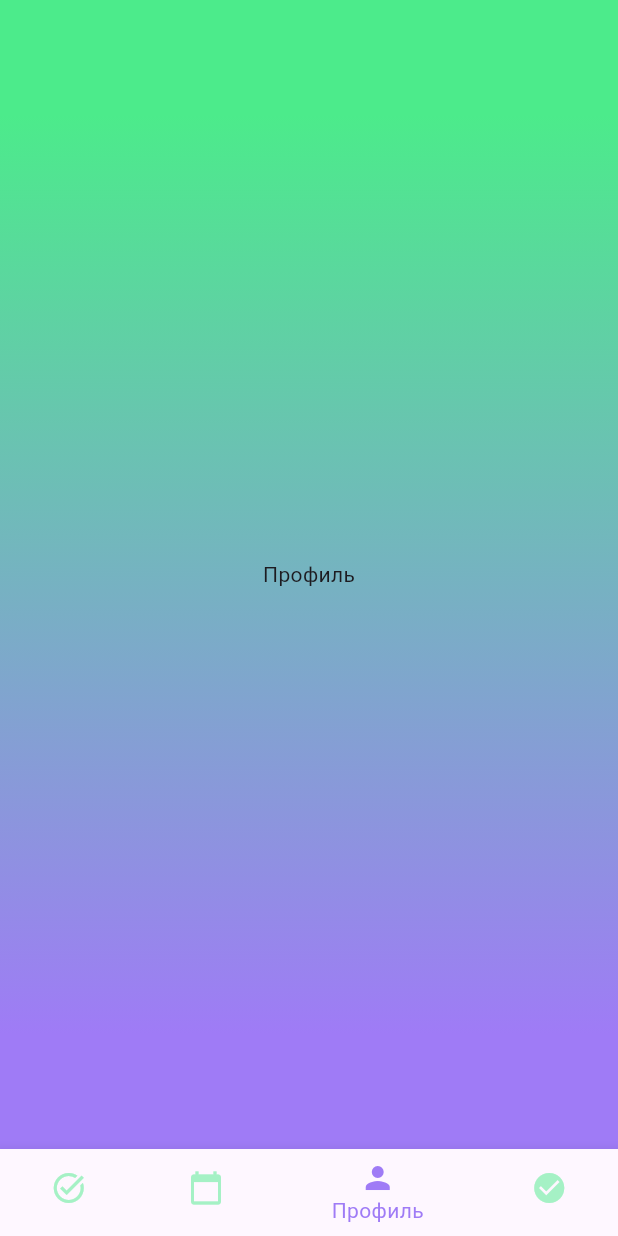
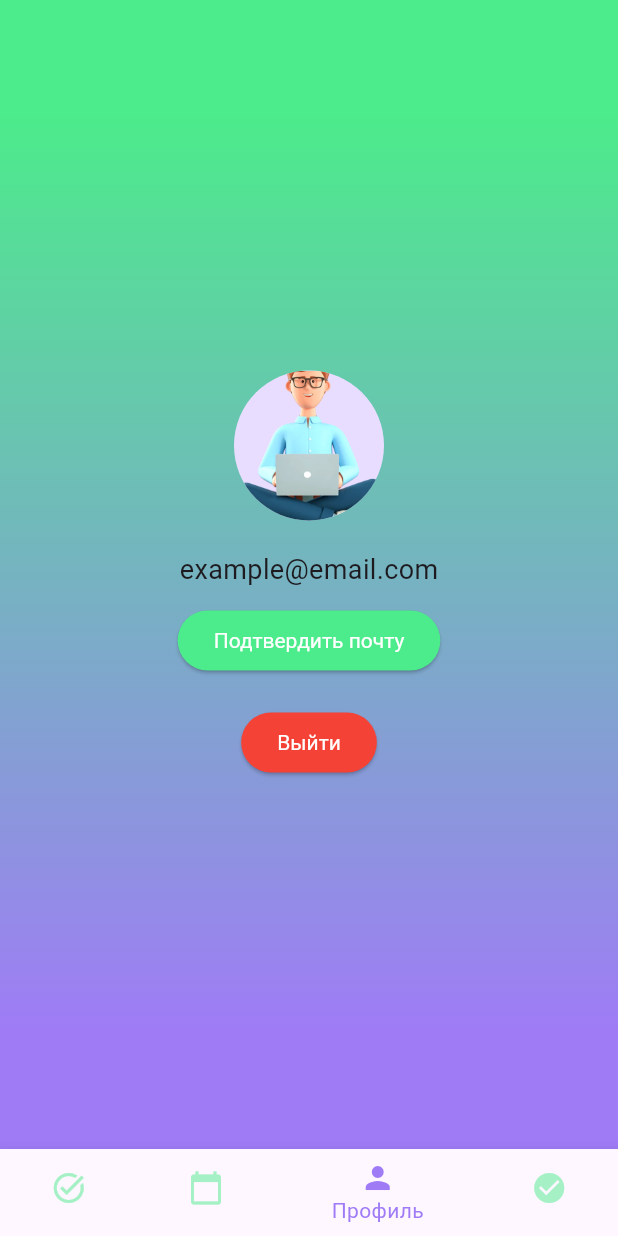
Before and after one commit to sharov68/flutter_application_3, a Flutter app: the screen it shows after launch, item 3 of the bottom bar chosen, on a phone screen of 412 x 824 dp. Run offline on Flutter 3.47's test engine with Material 3 defaults, Android fonts, the phone set to English and light mode, and no system bars.

Commit message:
added profile page

```diff
--- a/lib/pages/main_page.dart
+++ b/lib/pages/main_page.dart
@@ -1,4 +1,5 @@
 import 'package:flutter/material.dart';
+import 'package:flutter_application_3/screens/profile.dart';
 import 'package:flutter_application_3/theme/theme.dart';
 class MainPage extends StatefulWidget {
   const MainPage({super.key});
@@ -11,7 +12,7 @@ class _MainPageState extends State<MainPage> {
   static const List<Widget> _widgetOptions = <Widget>[
     Text('Задачи'),
     Text('Сегодня'),
-    Text('Профиль'),
+    ProfilePage(),
     Text('Выполнено'),
   ];
   void _onItemTapped(int index) {
--- /dev/null
+++ b/lib/screens/profile.dart
@@ -0,0 +1,66 @@
+import 'package:flutter/material.dart';
+import '../pages/login_page.dart';
+class ProfilePage extends StatefulWidget {
+  const ProfilePage({super.key});
+  @override
+  State<ProfilePage> createState() => _ProfilePageState();
+}
+class _ProfilePageState extends State<ProfilePage> {
+  bool isEmailVerified = false;
+  @override
+  Widget build(BuildContext context) {
+    return Padding(
+      padding: const EdgeInsets.all(20.0),
+      child: Column(
+        crossAxisAlignment: CrossAxisAlignment.center,
+        mainAxisAlignment: MainAxisAlignment.center,
+        children: [
+          const CircleAvatar(
+            radius: 50,
+            backgroundImage: AssetImage(
+                'lib/assets/_1.png'),
+          ),
+          const SizedBox(height: 20),
+          const Text(
+            'example@email.com',
+            style: TextStyle(fontSize: 18),
+          ),
+          const SizedBox(height: 10),
+          if (!isEmailVerified)
+            ElevatedButton(
+              onPressed: () {
+                showDialog(
+                  context: context,
+                  builder: (context) => AlertDialog(
+                    title: const Text('Подтверждение почты'),
+                    content: const Text(
+                        'Письмо с подтверждением отправлено на ваш адрес.'),
+                    actions: [
+                      TextButton(
+                        onPressed: () => Navigator.pop(context),
+                        child: const Text('OK'),
+                      ),
+                    ],
+                  ),
+                );
+              },
+              child: const Text('Подтвердить почту'),
+            ),
+          const SizedBox(height: 20),
+          ElevatedButton(
+            onPressed: () {
+              Navigator.pushReplacement(context,
+                  MaterialPageRoute(builder: (context) {
+                return const LoginPage();
+              }));
+            },
+            style: ElevatedButton.styleFrom(
+              backgroundColor: Colors.red
+            ),
+            child: const Text('Выйти'),
+          ),
+        ],
+      ),
+    );
+  }
+}
--- a/lib/theme/theme.dart
+++ b/lib/theme/theme.dart
@@ -7,9 +7,9 @@ class DoDidDoneTheme {
       secondary: const Color(0xFF4ceb8b), // Secondary color
     ),
     useMaterial3: true,
-    // Добавляем стиль для кнопок
     elevatedButtonTheme: ElevatedButtonThemeData(
       style: ButtonStyle(
+        backgroundColor: WidgetStateProperty.all<Color>(const Color(0xFF4ceb8b)),
         foregroundColor: WidgetStateProperty.all<Color>(Colors.white),
         textStyle: WidgetStateProperty.all<TextStyle>(
           const TextStyle(color: Colors.white), // Текст кнопок белый
```
Also changed, not shown: pubspec.yaml (+2 -16 lines), lib/assets/_1.png (added).
